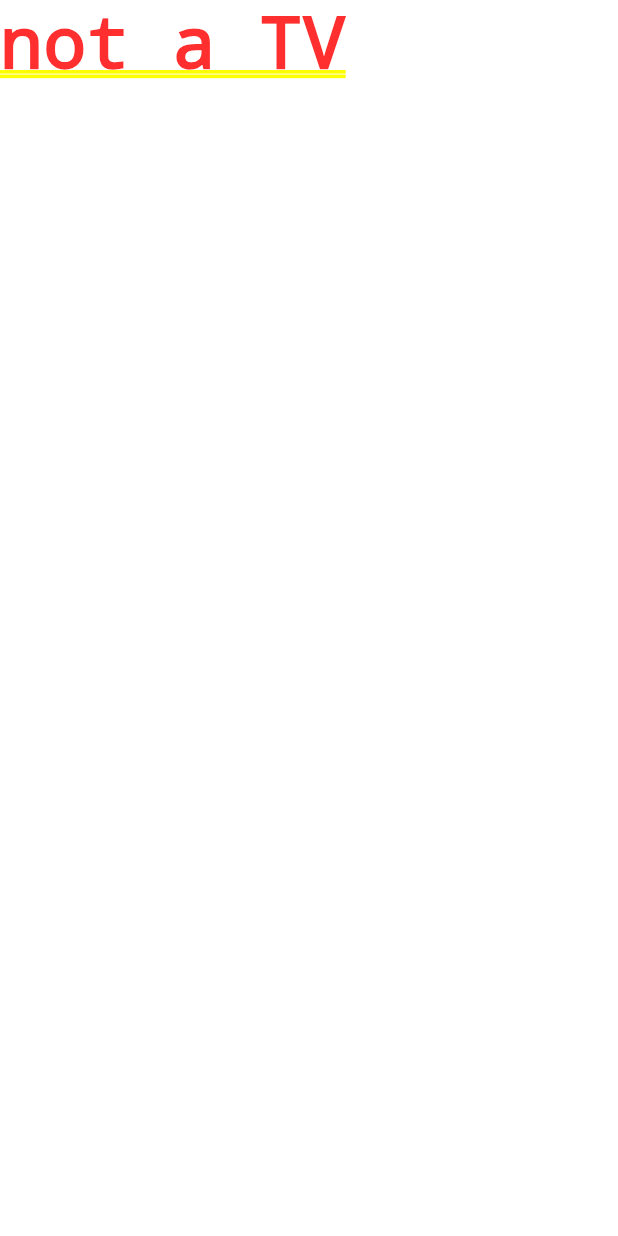
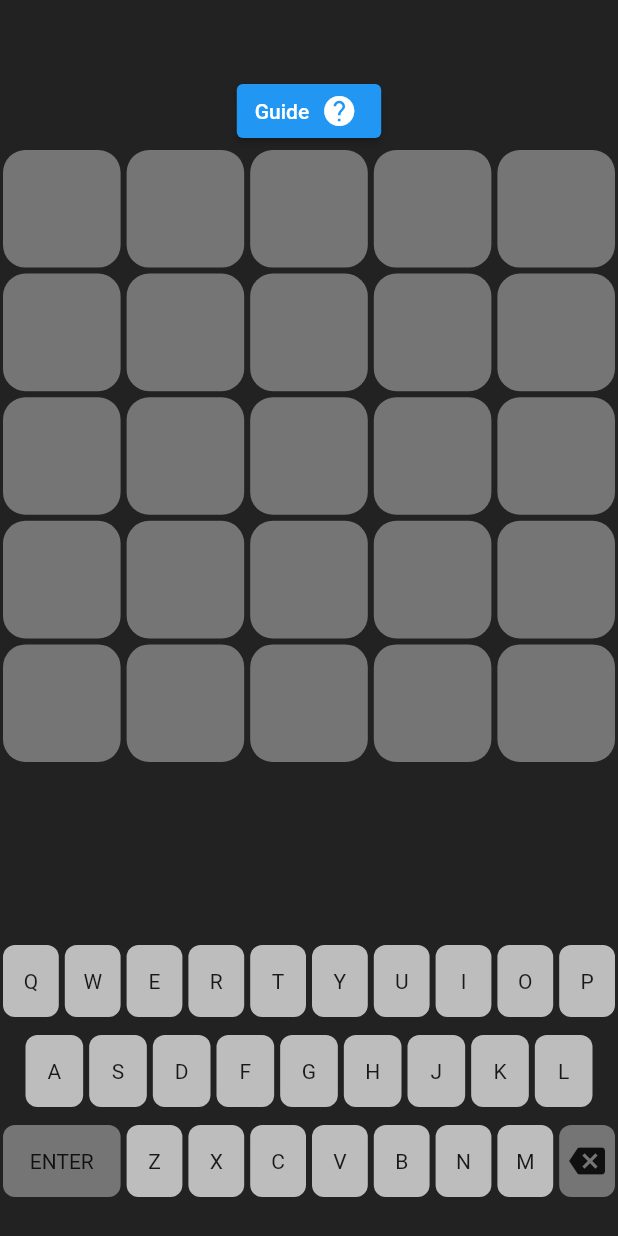
Before and after one commit to Manuiq/wordle-flutter, a Flutter app: the screen it shows after launch, on a phone screen of 412 x 824 dp. Run offline on Flutter 3.47's test engine with Material 2 defaults, Android fonts, the phone set to English and light mode, and no system bars; our stand-ins replace device_info_plus; project files that could hold a hidden picture were left out.

Commit message:
phone UI returned

```diff
--- a/lib/main.dart
+++ b/lib/main.dart
@@ -91,9 +91,51 @@ class _KeyboardDemoState extends State<KeyboardDemo> {
   Widget build(BuildContext context) {
     log("isTv = " + _isTv.toString());
     if(!_isTv){
-      return Text("not a TV");
+      return Scaffold(
+        backgroundColor: Colors.black87,
+        resizeToAvoidBottomInset: false,
+        body: Column(
+        children: [
+          const SizedBox(height: 50),
+          ElevatedButton.icon(
+            icon: const Text('Guide'),
+            label: const Icon(Icons.help),
+            onPressed: () {
+              Navigator.push(
+              context,
+              MaterialPageRoute(builder: (context) => const GuideRoute()),
+            );
+            },
+          ),
+          GridView.builder(
+              shrinkWrap: true,
+              gridDelegate: SliverGridDelegateWithFixedCrossAxisCount(
+                  crossAxisCount: wordSize),
+              itemCount: _userInputs.length,
+              itemBuilder: (BuildContext ctx, index) {
+                return Container(
+                  margin: const EdgeInsets.all(2),
+                  alignment: Alignment.center,
+                  child: Text(_userInputs[index].toUpperCase()),
+                  decoration: BoxDecoration(
+                      color: getColor(_inputsState[index], false),
+                      borderRadius: BorderRadius.circular(15)),
+                );
+              }),
+          const Spacer(),
+          CustomKeyboard(
+            buttonColors: _keyboardKeysState,
+            onTextInput: (myText) {
+              _insertLetter(myText);
+            },
+            onEnter: _enter,
+            onBackspace: _backspace,
+          ),
+        ],
+      ));
     }
-    return Scaffold(
+    else {
+      return Scaffold(
       backgroundColor: Colors.black87,
       resizeToAvoidBottomInset: false,
       body: Row(
@@ -158,6 +200,7 @@ class _KeyboardDemoState extends State<KeyboardDemo> {
         ],
       ),
     );
+    }
   }
 
   void _insertLetter(String letter) {
```
